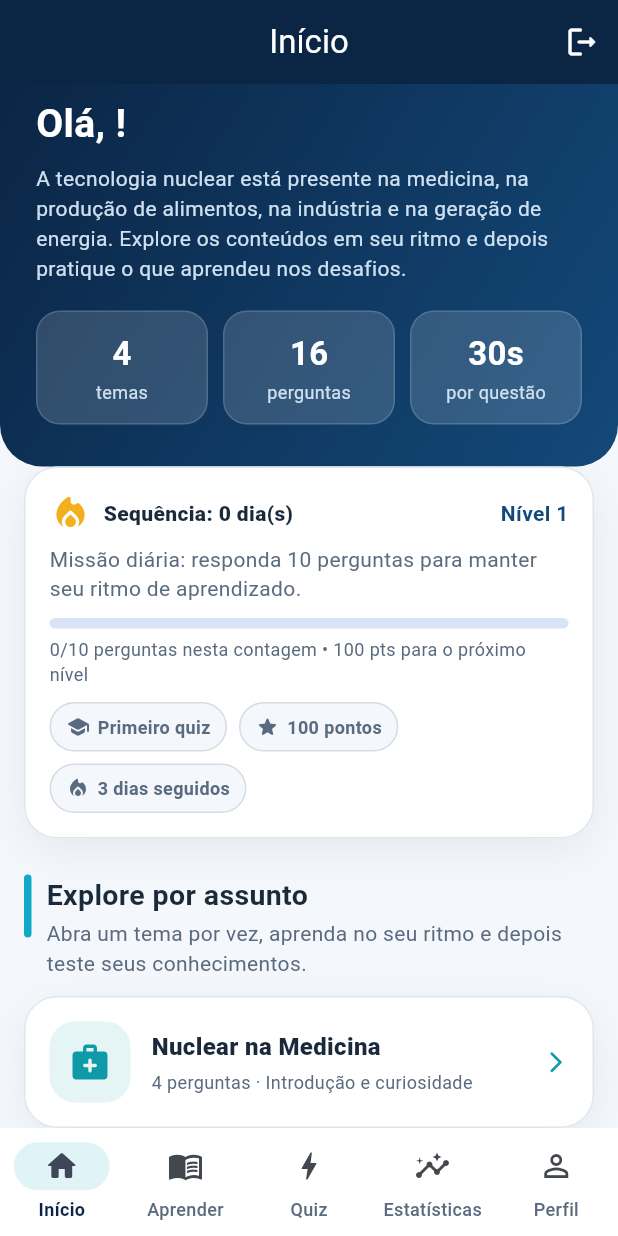
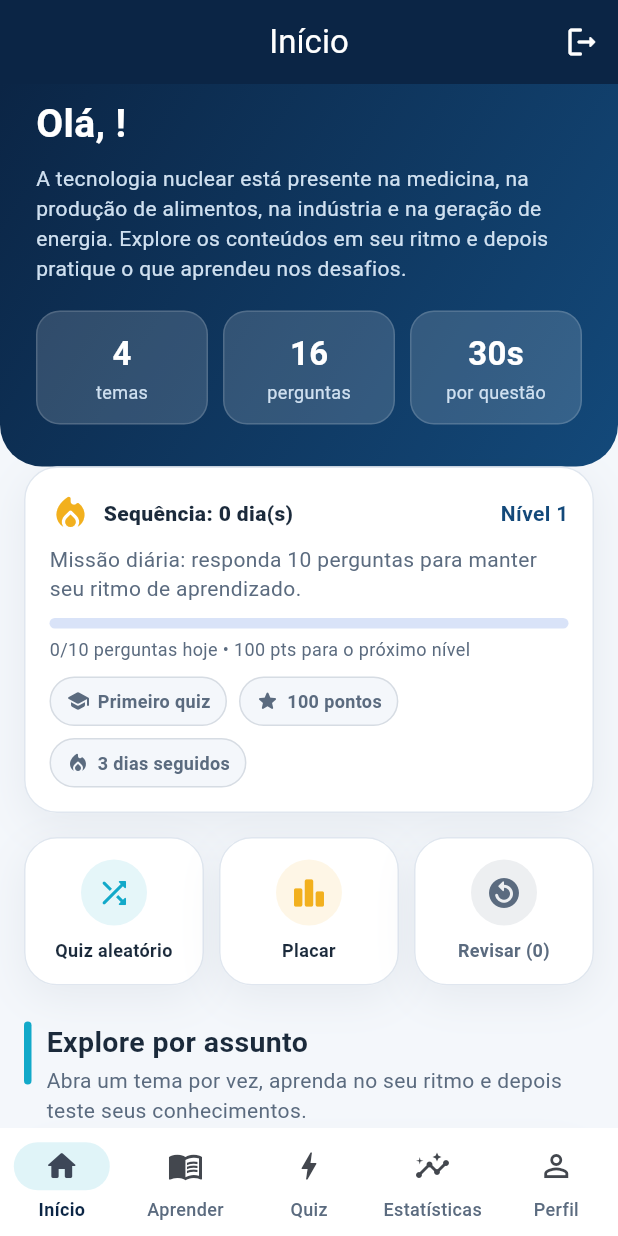
Before and after one commit to VitorGodoi12/NucleAR_Quizz, a Flutter app: the HomeScreen screen opened directly with empty values, on a phone screen of 412 x 824 dp. Run offline on Flutter 3.47's test engine with Material 3 defaults, Android fonts, the phone set to English and light mode, and no system bars; our stand-ins replace shared_preferences; accounts and stored records are empty.

Commit message:
feat: adiciona metas diárias e atalhos para estudo

```diff
--- a/lib/data/app_progress.dart
+++ b/lib/data/app_progress.dart
@@ -16,6 +16,8 @@ class AppProgress extends ChangeNotifier {
   int totalPoints = 0;
   int currentStreak = 0;
   String lastStudyDay = '';
+  String dailyDay = '';
+  int dailyAnswered = 0;
   String displayName = '';
   String avatar = '🚀';
   String themeMode = 'Sistema';
@@ -27,6 +29,22 @@ class AppProgress extends ChangeNotifier {
 
   double get accuracy =>
       questionsAnswered == 0 ? 0 : correctAnswers / questionsAnswered;
+  /// Meta da missão diária (perguntas respondidas no dia).
+  static const int dailyGoal = 10;
+
+  /// Perguntas respondidas hoje; zera automaticamente quando o dia muda.
+  int get answeredToday =>
+      dailyDay == _dayKey(DateTime.now()) ? dailyAnswered : 0;
+
+  /// Sequência exibida: só vale se o último estudo foi hoje ou ontem.
+  int get activeStreak {
+    final today = _dayKey(DateTime.now());
+    final yesterday = _dayKey(DateTime.now().subtract(const Duration(days: 1)));
+    return (lastStudyDay == today || lastStudyDay == yesterday)
+        ? currentStreak
+        : 0;
+  }
+
   int get level => 1 + (totalPoints ~/ 100);
   int get pointsToNextLevel => 100 - (totalPoints % 100);
 
@@ -42,6 +60,8 @@ class AppProgress extends ChangeNotifier {
       totalPoints = data['totalPoints'] ?? 0;
       currentStreak = data['currentStreak'] ?? 0;
       lastStudyDay = data['lastStudyDay'] ?? '';
+      dailyDay = data['dailyDay'] ?? '';
+      dailyAnswered = data['dailyAnswered'] ?? 0;
       displayName = data['displayName'] ?? '';
       avatar = data['avatar'] ?? '🚀';
       themeMode = data['themeMode'] ?? 'Sistema';
@@ -89,6 +109,11 @@ class AppProgress extends ChangeNotifier {
     topicAttempts[topicId] = (topicAttempts[topicId] ?? 0) + total;
     topicCorrect[topicId] = (topicCorrect[topicId] ?? 0) + correct;
     final today = _dayKey(DateTime.now());
+    if (dailyDay != today) {
+      dailyDay = today;
+      dailyAnswered = 0;
+    }
+    dailyAnswered += total;
     if (lastStudyDay != today) {
       final yesterday = _dayKey(
         DateTime.now().subtract(const Duration(days: 1)),
@@ -143,6 +168,8 @@ class AppProgress extends ChangeNotifier {
         'totalPoints': totalPoints,
         'currentStreak': currentStreak,
         'lastStudyDay': lastStudyDay,
+        'dailyDay': dailyDay,
+        'dailyAnswered': dailyAnswered,
         'displayName': displayName,
         'avatar': avatar,
         'themeMode': themeMode,
--- a/lib/screens/home_screen.dart
+++ b/lib/screens/home_screen.dart
@@ -1,3 +1,5 @@
+import 'dart:math';
+
 import 'package:flutter/material.dart';
 import 'package:nuclear_quizdefinitivo/data/app_progress.dart';
 import 'package:nuclear_quizdefinitivo/data/mock_competitions.dart';
@@ -13,7 +15,7 @@ import 'package:nuclear_quizdefinitivo/widgets/competition_card.dart';
 import 'package:nuclear_quizdefinitivo/widgets/gradient_header.dart';
 import 'package:nuclear_quizdefinitivo/widgets/section_title.dart';
 
-/// Área principal com navegação persistente entre Texto, Quiz, Conta e Placar.
+/// Área principal com navegação inferior: Início, Aprender, Quiz, Estatísticas e Perfil.
 class HomeScreen extends StatefulWidget {
   final String userName;
   const HomeScreen({super.key, required this.userName});
@@ -180,7 +182,9 @@ class _HomeScreenState extends State<HomeScreen> {
             animation: AppProgress.instance,
             builder: (context, _) {
               final p = AppProgress.instance;
-              final dailyDone = p.questionsAnswered % 10;
+              final dailyDone = p.answeredToday > AppProgress.dailyGoal
+                  ? AppProgress.dailyGoal
+                  : p.answeredToday;
               return Container(
                 padding: const EdgeInsets.all(16),
                 decoration: appCardDecoration(),
@@ -197,7 +201,7 @@ class _HomeScreenState extends State<HomeScreen> {
                         const SizedBox(width: 8),
                         Expanded(
                           child: Text(
-                            'Sequência: ${p.currentStreak} dia(s)',
+                            'Sequência: ${p.activeStreak} dia(s)',
                             style: const TextStyle(
                               fontWeight: FontWeight.w800,
                               color: AppColors.text,
@@ -220,13 +224,13 @@ class _HomeScreenState extends State<HomeScreen> {
                     ),
                     const SizedBox(height: 10),
                     LinearProgressIndicator(
-                      value: dailyDone / 10,
+                      value: dailyDone / AppProgress.dailyGoal,
                       minHeight: 7,
                       borderRadius: BorderRadius.circular(8),
                     ),
                     const SizedBox(height: 5),
                     Text(
-                      '$dailyDone/10 perguntas nesta contagem • ${p.pointsToNextLevel} pts para o próximo nível',
+                      '$dailyDone/${AppProgress.dailyGoal} perguntas hoje • ${p.pointsToNextLevel} pts para o próximo nível',
                       style: const TextStyle(
                         fontSize: 12,
                         color: AppColors.muted,
@@ -250,7 +254,7 @@ class _HomeScreenState extends State<HomeScreen> {
                         _AchievementChip(
                           icon: Icons.local_fire_department_rounded,
                           label: '3 dias seguidos',
-                          unlocked: p.currentStreak >= 3,
+                          unlocked: p.activeStreak >= 3,
                         ),
                       ],
                     ),
@@ -258,6 +262,50 @@ class _HomeScreenState extends State<HomeScreen> {
                 ),
               );
             },
+          ),
+        ),
+        Padding(
+          padding: const EdgeInsets.fromLTRB(
+            AppSpacing.m,
+            AppSpacing.m,
+            AppSpacing.m,
+            0,
+          ),
+          child: AnimatedBuilder(
+            animation: AppProgress.instance,
+            builder: (context, _) => Row(
+              children: [
+                Expanded(
+                  child: _QuickAction(
+                    icon: Icons.shuffle_rounded,
+                    label: 'Quiz aleatório',
+                    color: AppColors.cyan,
+                    onTap: _openRandomQuiz,
+                  ),
+                ),
+                const SizedBox(width: 10),
+                Expanded(
+                  child: _QuickAction(
+                    icon: Icons.leaderboard_rounded,
+                    label: 'Placar',
+                    color: AppColors.gold,
+                    onTap: _openGeneralLeaderboard,
+                  ),
+                ),
+                const SizedBox(width: 10),
+                Expanded(
+                  child: _QuickAction(
+                    icon: Icons.replay_circle_filled_rounded,
+                    label:
+                        'Revisar (${AppProgress.instance.reviewItems.length})',
+                    color: AppColors.blue,
+                    onTap: AppProgress.instance.reviewItems.isEmpty
+                        ? null
+                        : _openReview,
+                  ),
+                ),
+              ],
+            ),
           ),
         ),
         const SizedBox(height: 8),
@@ -373,15 +421,9 @@ class _HomeScreenState extends State<HomeScreen> {
           ),
         const SizedBox(height: 8),
         OutlinedButton.icon(
-          onPressed: () => Navigator.push(
-            context,
-            MaterialPageRoute(
-              builder: (_) =>
-                  LeaderboardScreen(competition: mockCompetitions.first),
-            ),
-          ),
+          onPressed: _openGeneralLeaderboard,
           icon: const Icon(Icons.leaderboard_rounded),
-          label: const Text('Abrir ranking'),
+          label: const Text('Abrir ranking geral'),
         ),
       ],
     );
@@ -748,17 +790,17 @@ class _HomeScreenState extends State<HomeScreen> {
       showDragHandle: true,
       builder: (context) => Padding(
         padding: const EdgeInsets.all(20),
-        child: Wrap(
-          spacing: 12,
-          runSpacing: 12,
+        child: GridView.count(
+          shrinkWrap: true,
+          crossAxisCount: 4,
+          mainAxisSpacing: 12,
+          crossAxisSpacing: 12,
           children: [
             for (final avatar in avatars)
               InkWell(
                 onTap: () => Navigator.pop(context, avatar),
                 borderRadius: BorderRadius.circular(16),
                 child: Container(
-                  width: 64,
-                  height: 64,
                   alignment: Alignment.center,
                   decoration: BoxDecoration(
                     color: AppColors.cyanBg,
@@ -775,6 +817,28 @@ class _HomeScreenState extends State<HomeScreen> {
       await AppProgress.instance.updateProfile(avatarValue: result);
       setState(() => _avatar = result);
     }
+  }
+
+  void _openRandomQuiz() {
+    final competition = mockCompetitions[Random().nextInt(
+      mockCompetitions.length,
+    )];
+    Navigator.push(
+      context,
+      MaterialPageRoute(builder: (_) => QuizScreen(competition: competition)),
+    );
+  }
+
+  void _openGeneralLeaderboard() {
+    Navigator.push(
+      context,
+      MaterialPageRoute(
+        builder: (_) => LeaderboardScreen(
+          competition: mockCompetitions.first,
+          startGeneral: true,
+        ),
+      ),
+    );
   }
 
   void _openReview() {
@@ -842,6 +906,64 @@ class _HomeScreenState extends State<HomeScreen> {
                 ],
               );
             },
+          ),
+        ),
+      ),
+    );
+  }
+}
+
+/// Botão de atalho (ícone + rótulo). Fica cinza quando [onTap] é nulo.
+class _QuickAction extends StatelessWidget {
+  final IconData icon;
+  final String label;
+  final Color color;
+  final VoidCallback? onTap;
+  const _QuickAction({
+    required this.icon,
+    required this.label,
+    required this.color,
+    required this.onTap,
+  });
+
+  @override
+  Widget build(BuildContext context) {
+    final enabled = onTap != null;
+    final tone = enabled ? color : AppColors.muted;
+    return Container(
+      decoration: appCardDecoration(),
+      child: Material(
+        color: Colors.transparent,
+        borderRadius: BorderRadius.circular(22),
+        child: InkWell(
+          borderRadius: BorderRadius.circular(22),
+          onTap: onTap,
+          child: Padding(
+            padding: const EdgeInsets.symmetric(vertical: 14, horizontal: 6),
+            child: Column(
+              children: [
+                Container(
+                  padding: const EdgeInsets.all(10),
+                  decoration: BoxDecoration(
+                    color: tintOf(tone),
+                    shape: BoxShape.circle,
+                  ),
+                  child: Icon(icon, color: tone, size: 24),
+                ),
+                const SizedBox(height: 8),
+                Text(
+                  label,
+                  textAlign: TextAlign.center,
+                  maxLines: 2,
+                  overflow: TextOverflow.ellipsis,
+                  style: TextStyle(
+                    fontSize: 12,
+                    fontWeight: FontWeight.w700,
+                    color: enabled ? AppColors.text : AppColors.muted,
+                  ),
+                ),
+              ],
+            ),
           ),
         ),
       ),
```
Also changed, not shown: 1 other file.
